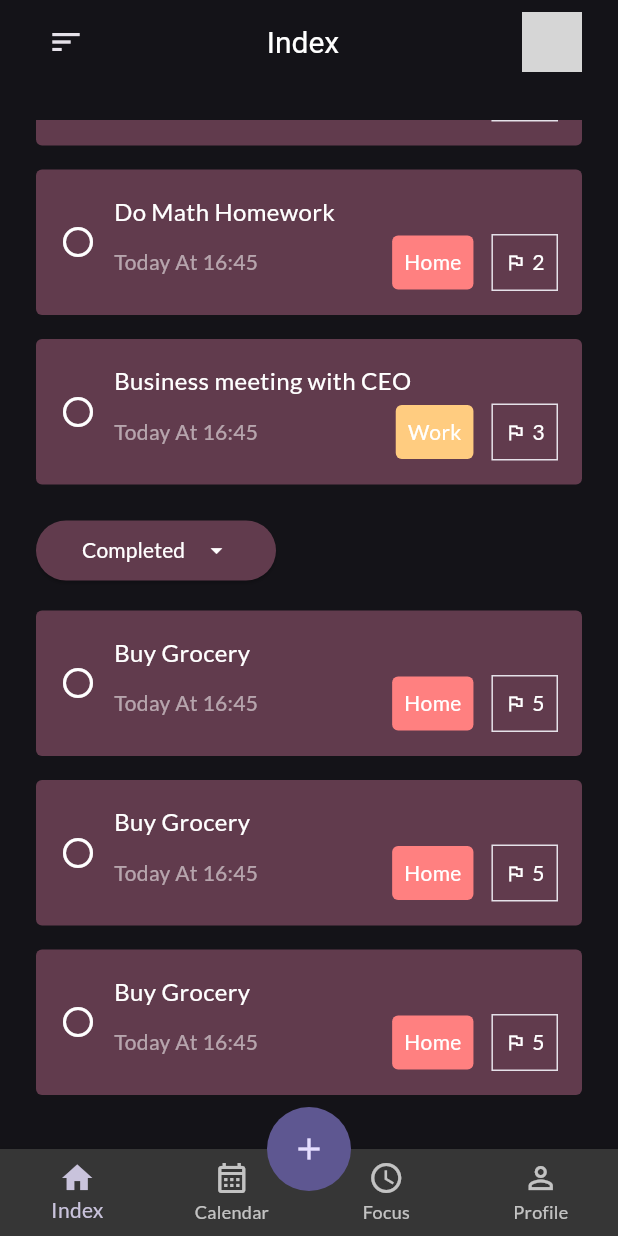
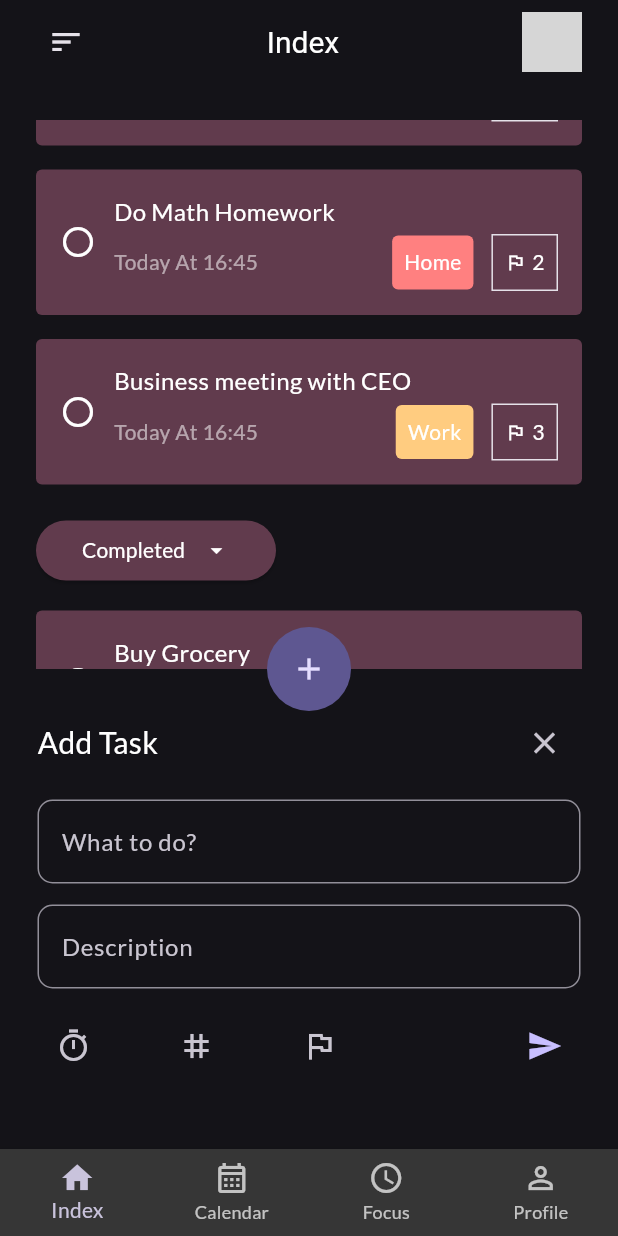
Before and after one commit to Zewodec/task_flow, a Flutter app: the HomePage screen opened directly, scrolled down 224 dp, after a tap on the "add" icon, on a phone screen of 412 x 824 dp. Run offline on Flutter 3.47's test engine with Material 3 defaults, Android fonts, the phone set to English and light mode, and no system bars; our stand-ins replace fluttertoast, google_fonts; network calls fail; grey boxes are pictures that could not be loaded.

Commit message:
Different routing and Nested-routing

```diff
--- a/lib/features/home_screen/presentation/pages/home_page.dart
+++ b/lib/features/home_screen/presentation/pages/home_page.dart
@@ -1,9 +1,8 @@
 import 'package:flutter/material.dart';
-import 'package:task_flow/features/categories/presentation/pages/categories_page.dart';
+import 'package:task_flow/core/updates_navigator.dart';
 import 'package:task_flow/features/home_screen/presentation/pages/tabs/calendar_tab.dart';
 import 'package:task_flow/features/home_screen/presentation/pages/tabs/focus_tab.dart';
 import 'package:task_flow/features/home_screen/presentation/pages/tabs/index_tab.dart';
-import 'package:task_flow/features/home_screen/presentation/pages/tabs/profile_tab.dart';
 
 class HomePage extends StatefulWidget {
   const HomePage({super.key});
@@ -21,7 +20,8 @@ class _HomePageState extends State<HomePage> with SingleTickerProviderStateMixin
     const IndexTab(),
     const CalendarTab(),
     const FocusTab(),
-    const ProfileTab(),
+    const UpdatesNavigator()
+    // const ProfileTab(),
   ];
 
   final pagesName = [
@@ -75,7 +75,90 @@ class _HomePageState extends State<HomePage> with SingleTickerProviderStateMixin
         children: pages,
       ),
       floatingActionButton: FloatingActionButton(
-        onPressed: () {},
+        onPressed: () {
+          _scaffoldHomeKey.currentState?.showBottomSheet((context) => Container(
+                padding: const EdgeInsets.all(25),
+                height: 320,
+                decoration: BoxDecoration(
+                  color: Theme.of(context).colorScheme.surface,
+                  borderRadius: const BorderRadius.only(
+                    topLeft: Radius.circular(20),
+                    topRight: Radius.circular(20),
+                  ),
+                ),
+                child: Column(
+                  children: [
+                    Row(
+                      children: [
+                        const Text(
+                          "Add Task",
+                          style: TextStyle(fontSize: 20, color: Colors.white),
+                          textAlign: TextAlign.left,
+                        ),
+                        const Spacer(),
+                        IconButton(
+                          onPressed: () {
+                            Navigator.pop(context);
+                          },
+                          icon: const Icon(Icons.close),
+                        ),
+                      ],
+                    ),
+                    const SizedBox(height: 14),
+                    TextField(
+                      decoration: InputDecoration(
+                        hintText: "What to do?",
+                        border: OutlineInputBorder(
+                          borderRadius: BorderRadius.circular(10),
+                        ),
+                      ),
+                    ),
+                    const SizedBox(height: 14),
+                    TextField(
+                      decoration: InputDecoration(
+                        hintText: "Description",
+                        border: OutlineInputBorder(
+                          borderRadius: BorderRadius.circular(10),
+                        ),
+                      ),
+                    ),
+                    const SizedBox(height: 14),
+                    Row(
+                      children: [
+                        IconButton(
+                            onPressed: () {},
+                            icon: const Icon(
+                              Icons.timer_outlined,
+                              size: 24,
+                            )),
+                        const SizedBox(width: 34),
+                        IconButton(
+                            onPressed: () {},
+                            icon: const Icon(
+                              Icons.tag,
+                              size: 24,
+                            )),
+                        const SizedBox(width: 34),
+                        IconButton(
+                            onPressed: () {},
+                            icon: const Icon(
+                              Icons.flag_outlined,
+                              size: 24,
+                            )),
+                        const Spacer(),
+                        IconButton(
+                            onPressed: () {},
+                            icon: Icon(
+                              Icons.send,
+                              color: Theme.of(context).colorScheme.primary,
+                              size: 24,
+                            )),
+                      ],
+                    )
+                  ],
+                ),
+              ));
+        },
         backgroundColor: Theme.of(context).colorScheme.inversePrimary,
         elevation: 0,
         shape: const CircleBorder(),
@@ -100,12 +183,7 @@ class _HomePageState extends State<HomePage> with SingleTickerProviderStateMixin
               title: const Text('Categories'),
               onTap: () {
                 Navigator.pop(context);
-                Navigator.push(
-                  context,
-                  MaterialPageRoute(
-                    builder: (context) => const CategoriesPage(),
-                  ),
-                );
+                Navigator.pushNamed(context, '/categories');
               },
             ),
             ListTile(
--- a/lib/features/home_screen/presentation/pages/tabs/index_tab.dart
+++ b/lib/features/home_screen/presentation/pages/tabs/index_tab.dart
@@ -1,4 +1,6 @@
 import 'package:flutter/material.dart';
+import 'package:fluttertoast/fluttertoast.dart';
+import 'package:task_flow/features/task_card/presentation/pages/task_card.dart';
 
 import '../../widgets/task_widget.dart';
 
@@ -46,19 +48,45 @@ class IndexTab extends StatelessWidget {
                   ),
                 ),
                 const SizedBox(height: 16),
-                const TaskWidget(
+                InkWell(
+                  onTap: () async {
+                    final result = await Navigator.push(
+                      context,
+                      MaterialPageRoute(
+                        builder: (context) => const TaskCard(
+                          categoryName: 'University',
+                        ),
+                      ),
+                    );
+                    Fluttertoast.showToast(msg: result.toString());
+                  },
+                  child: const TaskWidget(
                       taskName: 'Do Math Homework',
                       taskDate: 'Today At 16:45',
                       taskTag: 'University',
                       tagColor: Color(0xFF809CFF),
                       taskPriority: 1),
+                ),
                 const SizedBox(height: 16),
-                const TaskWidget(
+                InkWell(
+                  onTap: () async {
+                    final result = await Navigator.push(
+                      context,
+                      MaterialPageRoute(
+                        builder: (context) => const TaskCard(
+                          categoryName: 'Home',
+                        ),
+                      ),
+                    );
+                    Fluttertoast.showToast(msg: result.toString());
+                  },
+                  child: const TaskWidget(
                       taskName: 'Do Math Homework',
                       taskDate: 'Today At 16:45',
                       taskTag: 'Home',
                       tagColor: Color(0xFFFF8080),
                       taskPriority: 2),
+                ),
                 const SizedBox(height: 16),
                 const TaskWidget(
                     taskName: 'Business meeting with CEO',
--- a/lib/features/user_settings/presentation/pages/changing_avatar_page.dart
+++ b/lib/features/user_settings/presentation/pages/changing_avatar_page.dart
@@ -7,8 +7,8 @@ class ChangingAvatarPage extends StatelessWidget {
   Widget build(BuildContext context) {
     return Scaffold(
       appBar: AppBar(
-        title: const Text("Change Avatar"),
-      ),
+          // title: const Text("Change Avatar"),
+          ),
       body: SafeArea(
         child: Center(
           child: Column(
--- a/pubspec.yaml
+++ b/pubspec.yaml
@@ -36,6 +36,7 @@ dependencies:
   # Use with the CupertinoIcons class for iOS style icons.
   cupertino_icons: ^1.0.2
   google_fonts: 6.1.0
+  fluttertoast: ^8.2.5
 
 dev_dependencies:
   flutter_test:
```
Also changed, not shown: lib/core/updates_navigator.dart (added, +32 -0 lines), lib/features/task_card/presentation/pages/task_card.dart (added, +41 -0 lines), lib/main.dart (+11 -9 lines), pubspec.lock. Lines whose indentation alone changed are shown as unchanged.
